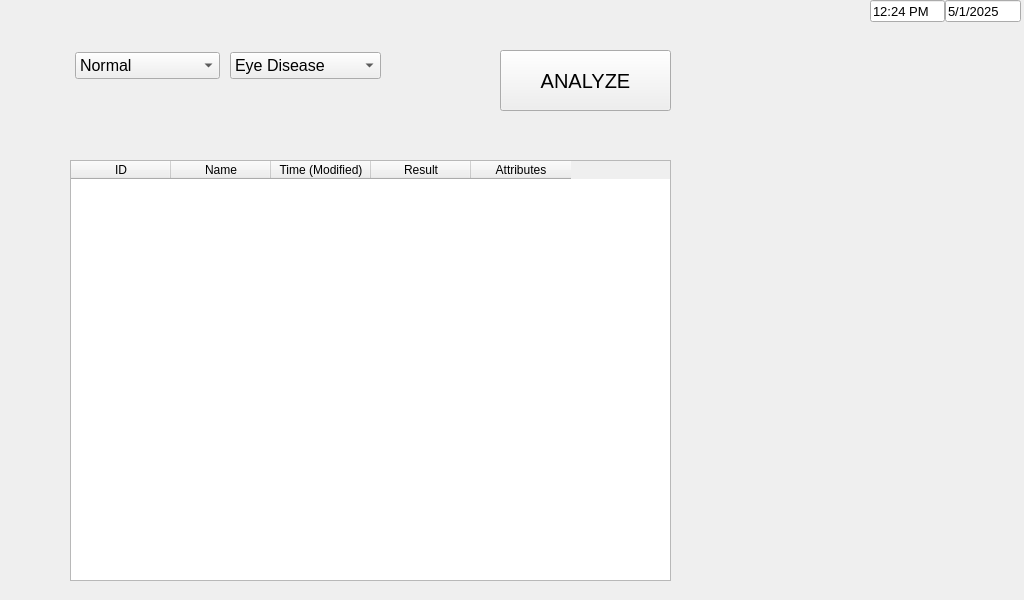
Old version of the form UI/Eye.ui in the repository JARVIS843/Portable-Medical-Console.
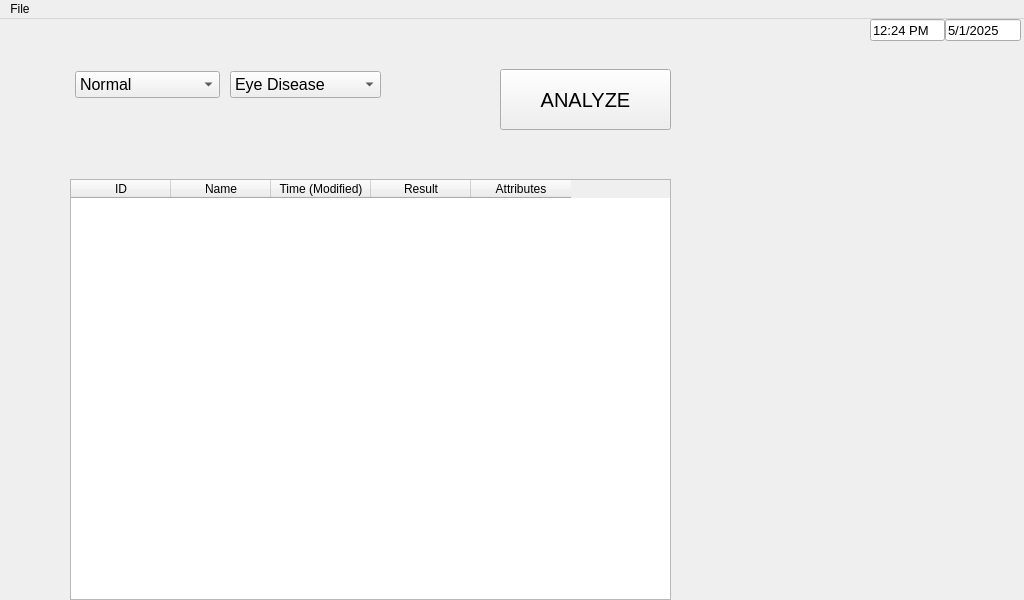
New version of the form.

What changed in the file:
```diff
--- a/UI/Eye.ui
+++ b/UI/Eye.ui
@@ -192,6 +192,34 @@
     </layout>
    </widget>
   </widget>
+  <widget class="QMenuBar" name="menuBar">
+   <property name="geometry">
+    <rect>
+     <x>0</x>
+     <y>0</y>
+     <width>1024</width>
+     <height>21</height>
+    </rect>
+   </property>
+   <widget class="QMenu" name="menuFile">
+    <property name="title">
+     <string>File</string>
+    </property>
+    <addaction name="actionLoad_Sample"/>
+    <addaction name="actionExport"/>
+   </widget>
+   <addaction name="menuFile"/>
+  </widget>
+  <action name="actionLoad_Sample">
+   <property name="text">
+    <string>Load Sample</string>
+   </property>
+  </action>
+  <action name="actionExport">
+   <property name="text">
+    <string>Export</string>
+   </property>
+  </action>
  </widget>
  <resources/>
  <connections/>
```
